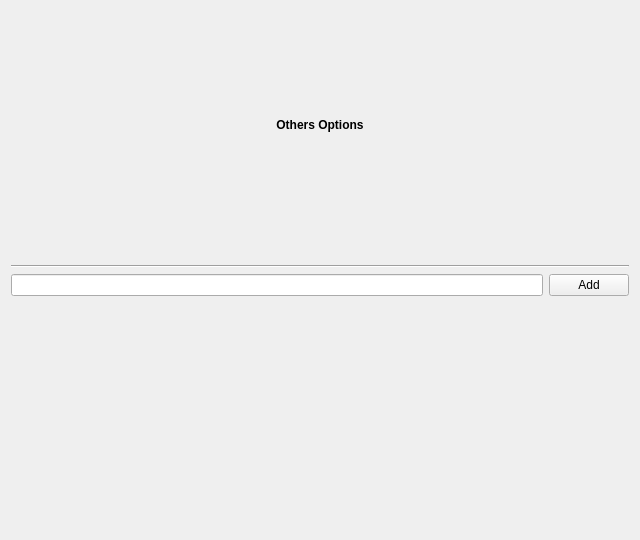
Old version of the form option_othersopt_base.ui in the repository ac001/ffs-central.
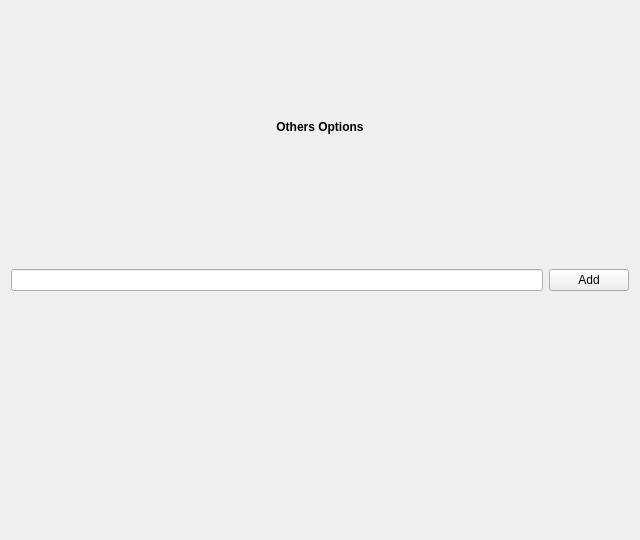
New version of the form. Custom widgets are drawn as their Qt base class.

The edit to the form file:
```diff
--- a/option_othersopt_base.ui
+++ b/option_othersopt_base.ui
@@ -40,13 +40,6 @@
     </widget>
    </item>
    <item row="2" column="0">
-    <widget class="Line" name="line">
-     <property name="orientation">
-      <enum>Qt::Horizontal</enum>
-     </property>
-    </widget>
-   </item>
-   <item row="3" column="0">
     <layout class="QHBoxLayout" name="horizontalLayout">
      <item>
       <widget class="QLineEdit" name="edit"/>
@@ -60,7 +53,7 @@
      </item>
     </layout>
    </item>
-   <item row="4" column="0">
+   <item row="3" column="0">
     <widget class="KActionSelector" name="selector">
      <property name="whatsThis">
       <string>Let you manage startup personnal properties</string>
```
Left out of the diff: 2 changed lines with no effect on the pictures.
